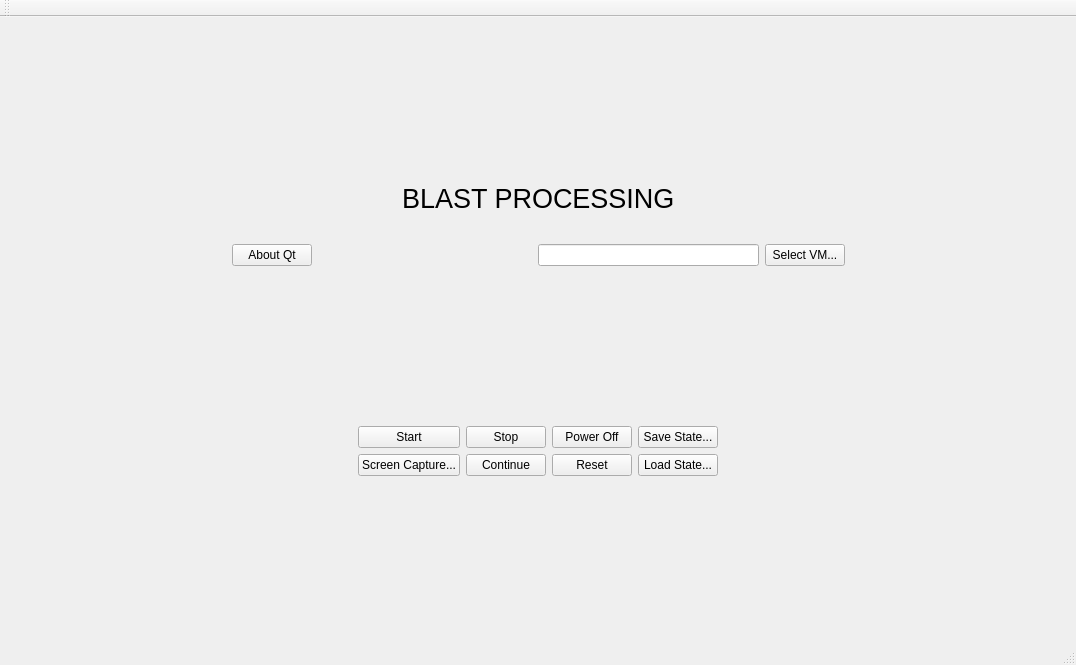
mwales/security, file BlastProcessing/src/MainWindow.ui: the form before one commit.
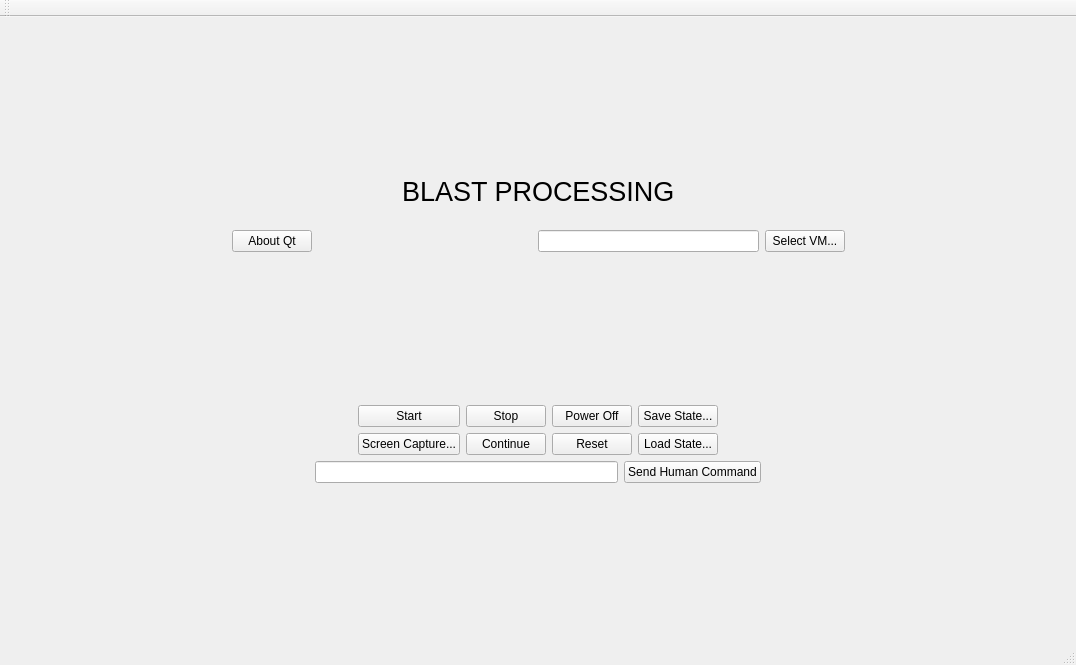
The form after the commit.

Commit message:
Added the ability to send human command interface commands via QMP
For the BlastProcessing application

Patch:
```diff
--- a/BlastProcessing/src/MainWindow.ui
+++ b/BlastProcessing/src/MainWindow.ui
@@ -246,6 +246,46 @@
       </item>
      </layout>
     </item>
+    <item>
+     <layout class="QHBoxLayout" name="horizontalLayout_4">
+      <item>
+       <spacer name="horizontalSpacer_4">
+        <property name="orientation">
+         <enum>Qt::Horizontal</enum>
+        </property>
+        <property name="sizeHint" stdset="0">
+         <size>
+          <width>40</width>
+          <height>20</height>
+         </size>
+        </property>
+       </spacer>
+      </item>
+      <item>
+       <widget class="QLineEdit" name="theHumanCommandText"/>
+      </item>
+      <item>
+       <widget class="QPushButton" name="theSendHumanCommandButton">
+        <property name="text">
+         <string>Send Human Command</string>
+        </property>
+       </widget>
+      </item>
+      <item>
+       <spacer name="horizontalSpacer_5">
+        <property name="orientation">
+         <enum>Qt::Horizontal</enum>
+        </property>
+        <property name="sizeHint" stdset="0">
+         <size>
+          <width>40</width>
+          <height>20</height>
+         </size>
+        </property>
+       </spacer>
+      </item>
+     </layout>
+    </item>
     <item>
      <spacer name="verticalSpacer_3">
       <property name="orientation">
```
Left out of the diff: 2 changed lines with no effect on the pictures. The commit also changes 10 other files.
